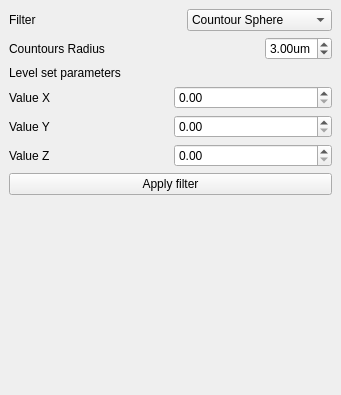
First picture: the form in Code/GUI/lib/Resources/OneClickSegmentationDockWidget.ui, repository gofigure2/GoFigure2, before the edit.
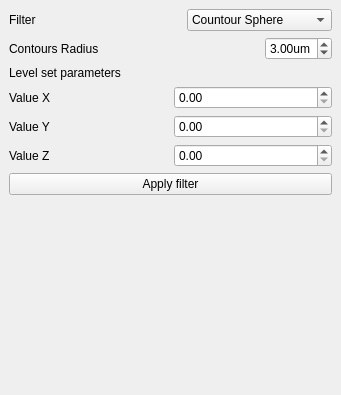
Second picture: the form after the edit.

Commit message: BUG: fix the error when using the manual segmentation or one click without the database

The edit to the form file:
```diff
--- a/Code/GUI/lib/Resources/OneClickSegmentationDockWidget.ui
+++ b/Code/GUI/lib/Resources/OneClickSegmentationDockWidget.ui
@@ -89,7 +89,7 @@
       <item row="0" column="0">
        <widget class="QLabel" name="radiusLabel">
         <property name="text">
-         <string>Countours Radius</string>
+         <string>Contours Radius</string>
         </property>
        </widget>
       </item>
```
The commit also changes 1 other file.
